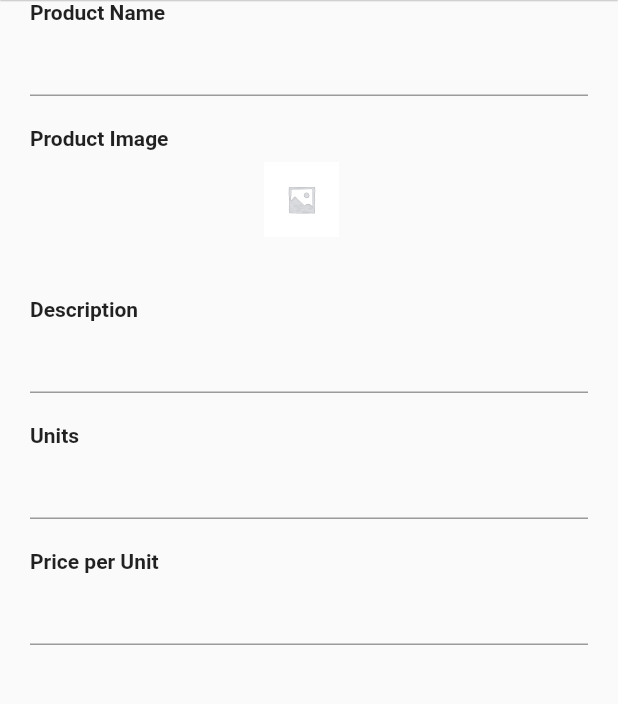
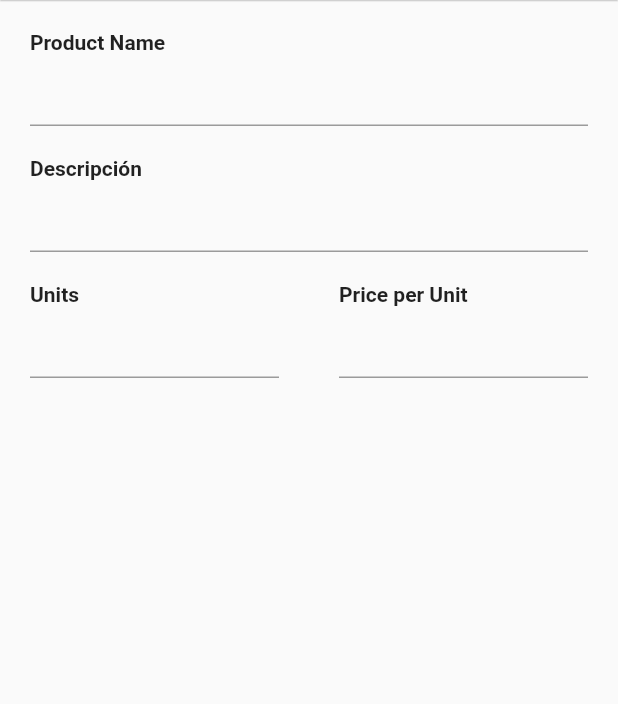
Before and after one commit to Neoterux/comelec-app, a Flutter app: the NewProductCardPage screen opened directly, on a phone screen of 412 x 824 dp, the part 84-788 px from its top. Run offline on Flutter 3.47's test engine with Material 2 defaults, Android fonts, the phone set to English and light mode, and no system bars; our stand-ins replace bloc, cached_network_image, equatable, flutter_bloc, get; network calls fail.

Commit message:
avance items

```diff
--- /dev/null
+++ b/lib/bloc/item/item_event.dart
@@ -0,0 +1,41 @@
+part of 'item_bloc.dart';
+
+@immutable
+sealed class ItemEvent extends Equatable {
+  const ItemEvent();
+}
+
+class GetItems extends ItemEvent {
+  const GetItems();
+
+  @override
+  List<Object?> get props => [];
+}
+
+class DeleteItem extends ItemEvent {
+  final int itemId;
+
+  const DeleteItem(this.itemId);
+
+  @override
+  List<Object?> get props => [itemId];
+}
+
+class CreateItem extends ItemEvent {
+  final dynamic item;
+
+  const CreateItem(this.item);
+
+  @override
+  List<Object?> get props => [item];
+}
+
+class UpdateItem extends ItemEvent {
+  final dynamic item;
+  final int itemId;
+
+  const UpdateItem(this.item, this.itemId);
+
+  @override
+  List<Object?> get props => [item];
+}
--- /dev/null
+++ b/lib/bloc/item/item_state.dart
@@ -0,0 +1,63 @@
+part of 'item_bloc.dart';
+
+@immutable
+sealed class ItemState extends Equatable {
+  const ItemState();
+}
+
+class LoadingItem extends ItemState {
+  @override
+  List<Object> get props => [];
+}
+
+class LoadedItem extends ItemState {
+  final List<dynamic> items;
+
+  const LoadedItem(this.items);
+
+  @override
+  List<Object> get props => [items];
+}
+
+class CreatedItem extends ItemState {
+  final dynamic message;
+
+  const CreatedItem(this.message);
+
+  @override
+  List<Object> get props => [message];
+}
+
+class UpdatedItem extends ItemState {
+  final dynamic message;
+
+  const UpdatedItem(this.message);
+
+  @override
+  List<Object> get props => [message];
+}
+
+class DeletingItem extends ItemState {
+  const DeletingItem();
+
+  @override
+  List<Object> get props => [];
+}
+
+class DeletedItem extends ItemState {
+  final dynamic message;
+
+  const DeletedItem(this.message);
+
+  @override
+  List<Object> get props => [message];
+}
+
+class ErrorItem extends ItemState {
+  final String error;
+
+  const ErrorItem(this.error);
+
+  @override
+  List<Object> get props => [error];
+}
--- a/lib/common/constants.dart
+++ b/lib/common/constants.dart
@@ -1,2 +1,3 @@
 const apiUrl = '10.0.2.2:8000';
 const creditCardEndpoint = '/api/credit-card';
+const itemEndpoint = '/api/item';
--- a/lib/menu/pages/new_product_card_page.dart
+++ b/lib/menu/pages/new_product_card_page.dart
@@ -1,11 +1,36 @@
 import 'package:comelec/common/widgets/app_bar.dart';
 import 'package:flutter/material.dart';
 import 'package:get/get.dart';
+import 'package:flutter_bloc/flutter_bloc.dart';
+import 'package:comelec/bloc/item/item_bloc.dart';
 
-class NewProductCardPage extends StatelessWidget {
-  NewProductCardPage({super.key});
+class NewProductCardPage extends StatefulWidget {
+  const NewProductCardPage({super.key});
 
+  @override
+  State<NewProductCardPage> createState() => _NewProductCardPageState();
+}
+
+class _NewProductCardPageState extends State<NewProductCardPage> {
   final formKey = GlobalKey<FormState>();
+  late ItemBloc bloc;
+  int? _ccSelected;
+
+  var body = {
+    "item_id": 0,
+    "name": "",
+    "shortname": "",
+    "description": "",
+    "unit_price": 0,
+    "unit": 0,
+    "active": 1
+  };
+
+  @override
+  void initState() {
+    super.initState();
+    bloc = context.read<ItemBloc>();
+  }
 
   @override
   Widget build(BuildContext context) {
@@ -16,20 +41,44 @@ class NewProductCardPage extends StatelessWidget {
             Icons.arrow_back,
             color: Colors.black,
           ),
-          onPressed: () => Get.back(),
+          onPressed: () => Get.close(2),
         ),
         title: "New Credit Card",
-        actions: const [
+        actions: [
           IconButton(
-            onPressed: null,
-            icon: Icon(
+            onPressed: () => bloc.add(CreateItem(body)),
+            icon: const Icon(
               Icons.save,
               color: Colors.black,
             ),
           ),
         ],
       ),
-      body: SingleChildScrollView(
+      body: BlocListener<ItemBloc, ItemState>(
+        listener: (context, state) {
+          late SnackBar snackBar;
+          if (state is LoadingItem) {
+            snackBar = const SnackBar(
+              content: LinearProgressIndicator(),
+            );
+          }
+          if (state is CreatedItem) {
+            snackBar = SnackBar(
+              content: Text(state.message['message']),
+              action: SnackBarAction(
+                label: 'Cerrar',
+                onPressed: () => Get.close(2),
+              ),
+            );
+          }
+          if (state is ErrorItem) {
+            snackBar = const SnackBar(
+              content: Text("Error al guardar el item"),
+            );
+          }
+          ScaffoldMessenger.of(context).showSnackBar(snackBar);
+        },
+        child: SingleChildScrollView(
           child: Container(
             padding: const EdgeInsets.symmetric(horizontal: 20),
             child: Form(
@@ -37,76 +86,35 @@ class NewProductCardPage extends StatelessWidget {
               child: Column(
                 crossAxisAlignment: CrossAxisAlignment.start,
                 children: [
+                  const SizedBox(
+                    height: 20,
+                  ),
                   const Text(
                     "Product Name",
                     style: TextStyle(
                       fontWeight: FontWeight.w600,
                     ),
                   ),
-                TextFormField(
-                  controller: null,
-                  validator: null,
-                ),
+                  TextFormField(onChanged: (value) => {body['name'] = body['shortname']  = value}),
                   const SizedBox(
                     height: 20,
                   ),
                   const Text(
-                  "Product Image",
+                    "Descripción",
                     style: TextStyle(
                       fontWeight: FontWeight.w600,
                     ),
                   ),
-                const SizedBox(
-                  height: 8,
-                ),
-                SizedBox(
-                  height: 50,
-                  width: MediaQuery.of(context).size.width,
-                  child: Center(
-                    child: SingleChildScrollView(
-                      scrollDirection: Axis.horizontal,
-                      child: Row(
-                        mainAxisSize: MainAxisSize.max,
-                        mainAxisAlignment: MainAxisAlignment.center,
-                        children:[
-                              Container(
-                                margin: const EdgeInsets.only(right: 10),
-                                child: InkWell(
-                                  borderRadius: BorderRadius.circular(5),
-                                  onTap: null,
-                                  child: SizedBox(
-                                    width: 150,
-                                    height: 150,
-                                    child: Image.asset(
-                                      "assets/images/product-placeholder.png",
-                                    ),
-                                  ),
-                                ),
-                              ),
-                        ]
-                      ),
-                    ),
-                  ),
-                ),
+                  TextFormField(onChanged: (value) => body['description'] = value),
                   const SizedBox(
                     height: 20,
                   ),
-                const SizedBox(
-                  height: 20,
-                ),
-                const Text(
-                  "Description",
-                  style: TextStyle(
-                    fontWeight: FontWeight.w600,
-                  ),
-                ),
-                TextFormField(
-                  controller: null,
-                  validator: null,
-                ),
-                const SizedBox(
-                  height: 20,
-                ),
+                  Row(
+                    children: [
+                      Expanded(
+                        child: Column(
+                          crossAxisAlignment: CrossAxisAlignment.start,
+                          children: [
                             const Text(
                               "Units",
                               style: TextStyle(
@@ -114,12 +122,15 @@ class NewProductCardPage extends StatelessWidget {
                               ),
                             ),
                             TextFormField(
-                  controller: null,
-                  validator: null,
+                                onChanged: (value) => body['unit'] = int.parse(value)),
+                          ],
                         ),
-                const SizedBox(
-                  height: 20,
                       ),
+                      const SizedBox(width: 40),
+                      Expanded(
+                        child: Column(
+                          crossAxisAlignment: CrossAxisAlignment.start,
+                          children: [
                             const Text(
                               "Price per Unit",
                               style: TextStyle(
@@ -127,10 +138,15 @@ class NewProductCardPage extends StatelessWidget {
                               ),
                             ),
                             TextFormField(
-                  controller: null,
-                  validator: null,
+                                onChanged: (value) =>
+                                body['unit_price'] = int.parse(value)),
+                          ],
                         ),
+                      )
                     ],
+                  )
+                ],
+              ),
             ),
           ),
         ),
```
Also changed, not shown: lib/app.dart (+8 -0 lines), lib/bloc/item/item_bloc.dart (added, +63 -0 lines), lib/repositories/item_respository.dart (added, +100 -0 lines), pubspec.lock. Lines whose indentation alone changed are shown as unchanged.
